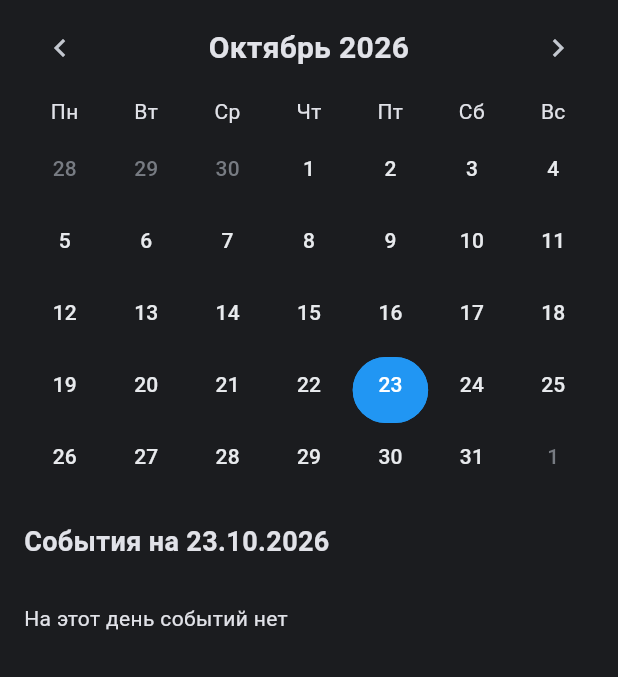
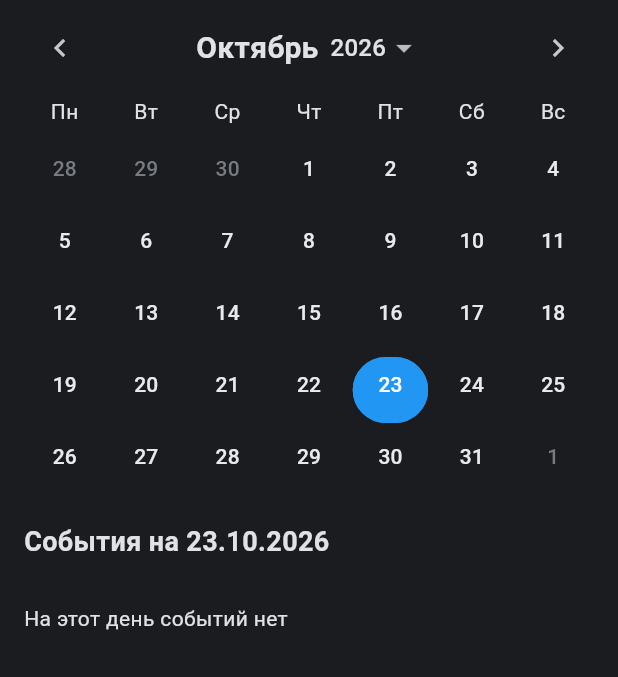
Before and after one commit to MaximaRasskazov/mobile-dev-lab-04-calendar, a Flutter app: the screen it shows after launch, on a phone screen of 412 x 824 dp, the part 84-761 px from its top. Run offline on Flutter 3.47's test engine with Material 3 defaults, Android fonts, the phone set to English and light mode, and no system bars; our stand-ins replace shared_preferences.

Commit message:
feat: добавил выбор года в календарь

```diff
--- a/lib/pages/calendar_screen.dart
+++ b/lib/pages/calendar_screen.dart
@@ -106,6 +106,41 @@ class CalendarState extends State<CalendarScreen> {
     });
   }
 
+  Widget buildYearDropdown() {
+    final currentYear = currentMonth.year;
+    int firstYear = currentYear - 100;
+    int lastYear = currentYear + 100;
+
+    return DropdownButton<int>(
+      value: currentYear,
+      isDense: true,
+      menuMaxHeight: 320,
+      underline: const SizedBox.shrink(),
+      items: [
+        // две сотни
+        for (int year = firstYear; year <= lastYear; year++)
+          DropdownMenuItem<int>(value: year, child: Text('$year')),
+      ],
+      onChanged: (int? year) {
+        if (year == null || year == currentYear) {
+          return;
+        }
+
+        // учитываем, что в некоторых месяцах дней меньше
+        int day = selectedDate.day;
+        int maxDay = daysInMonth(year, currentMonth.month);
+        if (day > maxDay) {
+          day = maxDay;
+        }
+
+        setState(() {
+          currentMonth = DateTime(year, currentMonth.month);
+          selectedDate = DateTime(year, currentMonth.month, day);
+        });
+      },
+    );
+  }
+
   Future<void> openForm(CalendarEvent? event) async {
     final result = await Navigator.push<CalendarEvent>(
       context,
@@ -136,8 +171,11 @@ class CalendarState extends State<CalendarScreen> {
 
   Widget buildCalendar() {
     final today = DateTime.now();
+    // посчитаем, кол-во ячеек перед ПЕРВЫМ числом, чтобы покрасить в серый
+    // для этого возращаем today-1
     final offset = firstDayOffset(currentMonth.year, currentMonth.month);
     final count = daysInMonth(currentMonth.year, currentMonth.month);
+    // считаем общее кол-во ячеек (+6 для округления вверх)
     final cellCount = ((offset + count + 6) ~/ 7) * 7;
 
     return GridView.builder(
@@ -293,14 +331,25 @@ class CalendarState extends State<CalendarScreen> {
                   },
                   icon: const Icon(Icons.chevron_left),
                 ),
+
                 Expanded(
-                  child: Text(
-                    '${monthNames[currentMonth.month - 1]} ${currentMonth.year}',
-                    textAlign: TextAlign.center,
-                    style: const TextStyle(
-                      fontSize: 20,
-                      fontWeight: FontWeight.bold,
-                    ),
+                  child: Row(
+                    mainAxisAlignment: MainAxisAlignment.center,
+                    children: [
+                      Flexible(
+                        child: Text(
+                          monthNames[currentMonth.month - 1],
+                          maxLines: 1,
+                          overflow: TextOverflow.ellipsis,
+                          style: const TextStyle(
+                            fontSize: 20,
+                            fontWeight: FontWeight.bold,
+                          ),
+                        ),
+                      ),
+                      const SizedBox(width: 8),
+                      buildYearDropdown(), //звоним брату, просим выпадаюзий список
+                    ],
                   ),
                 ),
                 IconButton(
```
